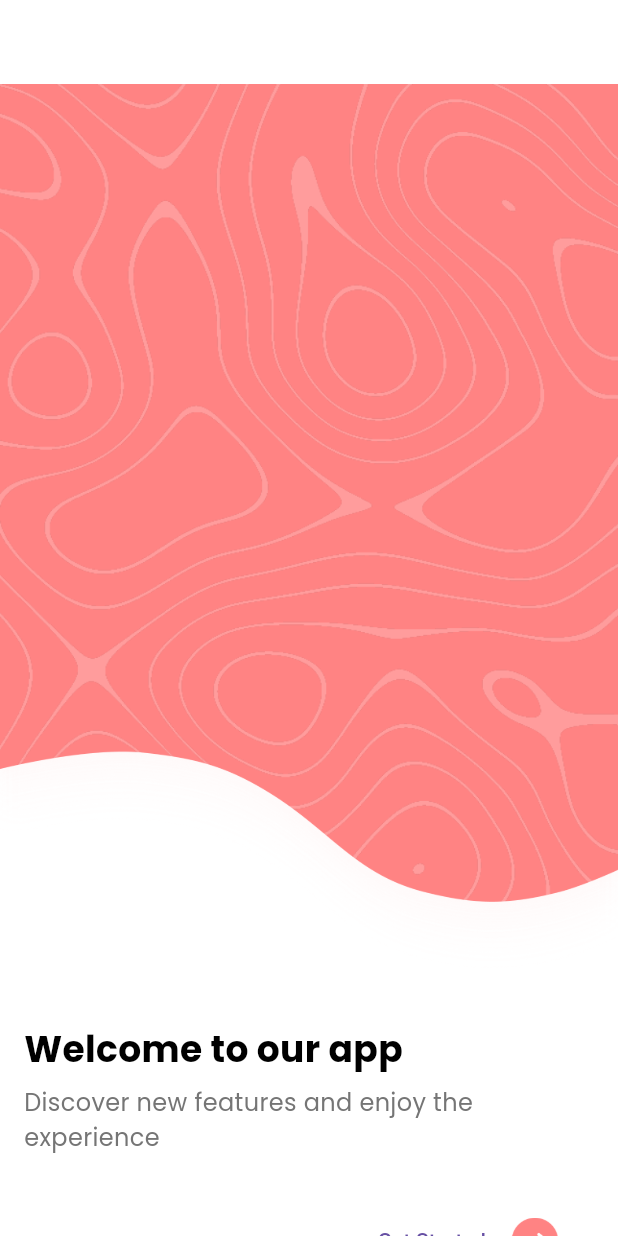
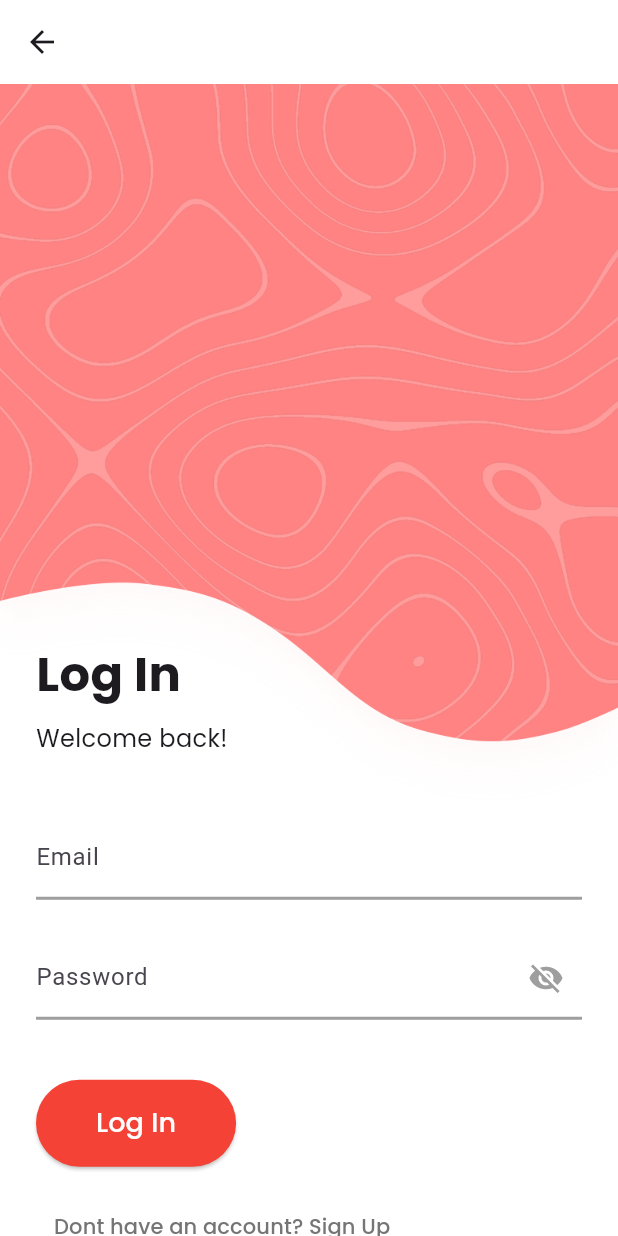
Before and after one commit to jawadhossainmahi/flutter_ui_design_practice, a Flutter app: the screen it shows after launch, after a tap on "Get Started", on a phone screen of 412 x 824 dp. Run offline on Flutter 3.47's test engine with Material 3 defaults, Android fonts, the light colour scheme and no system bars; our stand-ins replace google_fonts.

Commit message:
Add Login screen and navigation from Welcome screen

```diff
--- /dev/null
+++ b/lib/screens/login.dart
@@ -0,0 +1,145 @@
+import 'package:flutter/material.dart';
+import 'package:google_fonts/google_fonts.dart';
+
+class Login extends StatefulWidget {
+  const Login({super.key});
+
+  @override
+  State<Login> createState() => _LoginState();
+}
+
+class _LoginState extends State<Login> {
+  bool _obscurePassword = true;
+
+  @override
+  Widget build(BuildContext context) {
+    return Scaffold(
+      backgroundColor: Colors.white,
+      appBar: AppBar(backgroundColor: Colors.transparent, elevation: 0),
+      body: SizedBox(
+        width: double.infinity,
+        height: MediaQuery.of(context).size.height,
+        child: Stack(
+          alignment: Alignment.topLeft,
+          children: [
+            // ── Background image fills the full screen ──
+            Positioned.fill(
+              child: Align(
+                alignment: Alignment.topCenter,
+                child: Image.asset(
+                  'assets/sign in.png',
+                  width: double.infinity,
+                  fit: BoxFit.fitWidth,
+                ),
+              ),
+            ),
+
+            // ── Content sits above the image ──
+            Positioned(
+              top:
+                  MediaQuery.of(context).size.height *
+                  0.45, // responsive position
+              left: 24,
+              right: 24,
+              child: Column(
+                crossAxisAlignment: CrossAxisAlignment.start,
+                children: [
+                  Text(
+                    "Log In",
+                    style: GoogleFonts.poppins(
+                      fontSize: 32,
+                      fontWeight: FontWeight.bold,
+                    ),
+                  ),
+
+                  const SizedBox(height: 8),
+
+                  Text(
+                    "Welcome back!",
+                    style: GoogleFonts.poppins(fontSize: 16),
+                  ),
+
+                  const SizedBox(height: 40),
+
+                  const TextField(
+                    decoration: InputDecoration(
+                      labelText: 'Email',
+                      border: UnderlineInputBorder(),
+                      focusedBorder: UnderlineInputBorder(
+                        borderSide: BorderSide(color: Colors.red, width: 2),
+                      ),
+                      enabledBorder: UnderlineInputBorder(
+                        borderSide: BorderSide(color: Colors.grey, width: 2),
+                      ),
+                    ),
+                  ),
+                  const SizedBox(height: 24),
+                  TextField(
+                    obscureText: _obscurePassword,
+                    decoration: InputDecoration(
+                      labelText: 'Password',
+                      border: UnderlineInputBorder(),
+                      focusedBorder: UnderlineInputBorder(
+                        borderSide: BorderSide(color: Colors.red, width: 2),
+                      ),
+                      enabledBorder: UnderlineInputBorder(
+                        borderSide: BorderSide(color: Colors.grey, width: 2),
+                      ),
+                      suffixIcon: IconButton(
+                        icon: Icon(
+                          _obscurePassword
+                              ? Icons.visibility_off
+                              : Icons.visibility,
+                          color: Colors.grey,
+                        ),
+                        onPressed: () {
+                          setState(() {
+                            _obscurePassword = !_obscurePassword;
+                          });
+                        },
+                      ),
+                    ),
+                  ),
+                  const SizedBox(height: 40),
+                  ElevatedButton(
+                    onPressed: () {
+                      // Handle login logic here
+                    },
+                    style: ElevatedButton.styleFrom(
+                      backgroundColor: Colors.red,
+                      padding: const EdgeInsets.symmetric(
+                        horizontal: 40,
+                        vertical: 16,
+                      ),
+                      shape: RoundedRectangleBorder(
+                        borderRadius: BorderRadius.circular(30),
+                      ),
+                    ),
+                    child: Text(
+                      'Log In',
+                      style: GoogleFonts.poppins(
+                        fontSize: 18,
+                        color: Colors.white,
+                      ),
+                    ),
+                  ),
+                  const SizedBox(height: 16),
+                  TextButton(
+                    onPressed: () {},
+                    child: Text(
+                      'Dont have an account? Sign Up',
+                      style: GoogleFonts.poppins(
+                        fontSize: 14,
+                        color: Colors.grey[600],
+                      ),
+                    ),
+                  ),
+                ],
+              ),
+            ),
+          ],
+        ),
+      ),
+    );
+  }
+}
--- a/lib/screens/welcome.dart
+++ b/lib/screens/welcome.dart
@@ -1,5 +1,6 @@
 import 'package:flutter/material.dart';
 import 'package:google_fonts/google_fonts.dart';
+import 'package:ui_design_practice/screens/login.dart';
 
 class Welcome extends StatelessWidget {
   const Welcome({super.key});
@@ -41,7 +42,13 @@ class Welcome extends StatelessWidget {
                   mainAxisAlignment: MainAxisAlignment.end,
                   children: [
                     TextButton(
-                      onPressed: () {},
+                      onPressed: () {
+                        // Navigate to Login screen
+                        Navigator.push(
+                          context,
+                          MaterialPageRoute(builder: (context) => Login()),
+                        );
+                      },
                       style: ElevatedButton.styleFrom(
                         backgroundColor: Colors.transparent,
                         padding: const EdgeInsets.symmetric(
```
